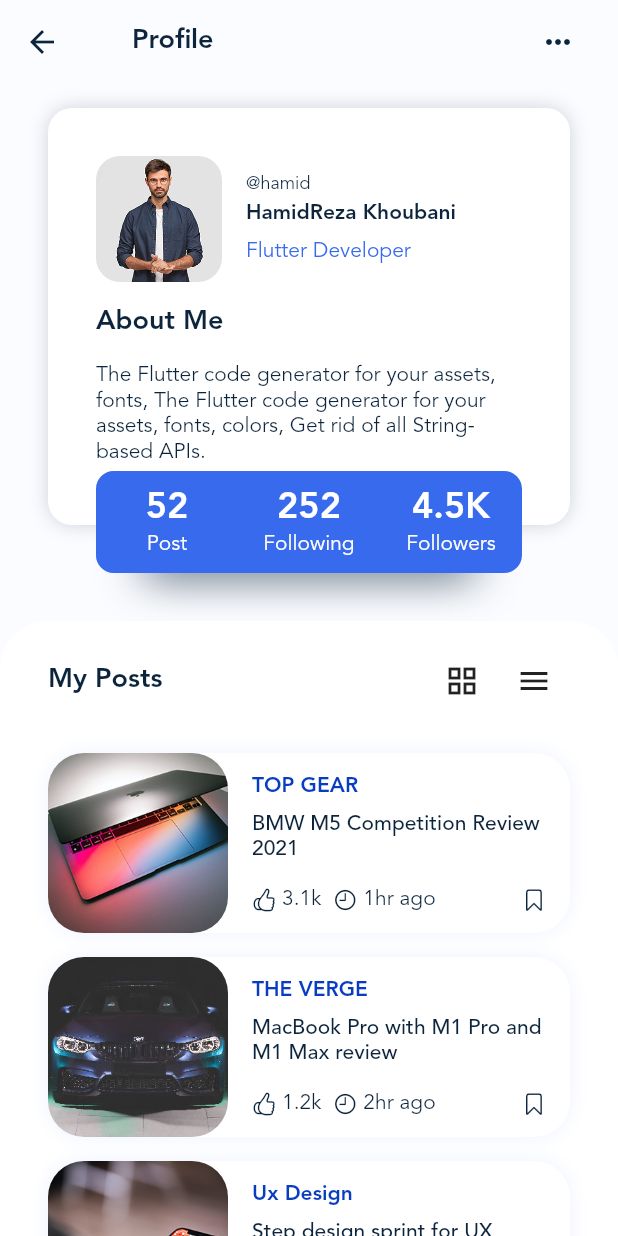
After one commit to hamid5434/blog_club, a Flutter app: the ProfileScreen screen opened directly, on a phone screen of 412 x 824 dp. The commit adds this screen. Run offline on Flutter 3.47's test engine with Material 2 defaults, Android fonts, the phone set to English and light mode, and no system bars; our stand-ins replace dotted_border, flutter_svg, smooth_page_indicator.

Commit message:
session 4 - 10 end end

```diff
--- a/lib/article.dart
+++ b/lib/article.dart
@@ -50,6 +50,7 @@ class ArticleScreen extends StatelessWidget {
       body: Stack(
         children: [
           CustomScrollView(
+            physics: const BouncingScrollPhysics(),
             slivers: [
               SliverAppBar(
                 // pinned: true,
@@ -146,6 +147,7 @@ class ArticleScreen extends StatelessWidget {
                       style: Theme.of(context).textTheme.bodyText1,
                     ),
                   ),
+                  const SizedBox(height: 50,),
                 ]),
               ),
             ],
--- a/lib/common/theme.dart
+++ b/lib/common/theme.dart
@@ -74,7 +74,7 @@ ThemeData theme() {
       bodyText1: TextStyle(
         color: primaryTextColor,
         fontWeight: FontWeight.normal,
-        fontSize: 12,
+        fontSize: 14,
       ),
       bodyText2: TextStyle(
         color: primaryTextColor,
--- a/lib/gen/assets.gen.dart
+++ b/lib/gen/assets.gen.dart
@@ -49,6 +49,9 @@ class $AssetsImgIconsGen {
   AssetGenImage get google =>
       const AssetGenImage('assets/img/icons/Google.png');
 
+  /// File path: assets/img/icons/Grid.svg
+  SvgGenImage get grid => const SvgGenImage('assets/img/icons/Grid.svg');
+
   /// File path: assets/img/icons/Home.png
   AssetGenImage get home => const AssetGenImage('assets/img/icons/Home.png');
 
@@ -61,6 +64,9 @@ class $AssetsImgIconsGen {
   /// File path: assets/img/icons/Search.png
   AssetGenImage get search =>
       const AssetGenImage('assets/img/icons/Search.png');
+
+  /// File path: assets/img/icons/Table.svg
+  SvgGenImage get table => const SvgGenImage('assets/img/icons/Table.svg');
 
   /// File path: assets/img/icons/Thumbs.svg
   SvgGenImage get thumbs => const SvgGenImage('assets/img/icons/Thumbs.svg');
--- /dev/null
+++ b/lib/profile.dart
@@ -0,0 +1,438 @@
+import 'package:blog_club/data.dart';
+import 'package:blog_club/gen/assets.gen.dart';
+import 'package:flutter/cupertino.dart';
+import 'package:flutter/material.dart';
+
+class ProfileScreen extends StatelessWidget {
+  const ProfileScreen({Key? key}) : super(key: key);
+
+  @override
+  Widget build(BuildContext context) {
+    final posts = AppDatabase.posts;
+    return Scaffold(
+      backgroundColor: Theme.of(context).backgroundColor,
+      appBar: AppBar(
+        backgroundColor: Theme.of(context).backgroundColor.withOpacity(0),
+        title: Text('Profile'),
+        actions: [
+          IconButton(
+            onPressed: () {},
+            icon: Icon(Icons.more_horiz_rounded),
+          ),
+          const SizedBox(
+            width: 16,
+          ),
+        ],
+      ),
+      body: SingleChildScrollView(
+        physics: const BouncingScrollPhysics(),
+        child: Column(
+          crossAxisAlignment: CrossAxisAlignment.start,
+          children: [
+            const SizedBox(
+              height: 16,
+            ),
+            Stack(
+              children: [
+                Container(
+                  margin: EdgeInsets.only(left: 32, right: 32, bottom: 32),
+                  decoration: BoxDecoration(
+                      borderRadius: BorderRadius.circular(16),
+                      color: Theme.of(context).colorScheme.surface,
+                      boxShadow: [
+                        BoxShadow(
+                          color: Theme.of(context)
+                              .colorScheme
+                              .onBackground
+                              .withOpacity(.2),
+                          blurRadius: 10,
+                        )
+                      ]),
+                  child: Column(
+                    crossAxisAlignment: CrossAxisAlignment.start,
+                    children: [
+                      Padding(
+                        padding: const EdgeInsets.only(
+                            left: 32, right: 32, top: 32, bottom: 16),
+                        child: Row(
+                          children: [
+                            ClipRRect(
+                              borderRadius: BorderRadius.circular(16),
+                              child: Assets.img.stories.story8
+                                  .image(width: 84, height: 84),
+                            ),
+                            const SizedBox(
+                              width: 16,
+                            ),
+                            Expanded(
+                              child: Column(
+                                crossAxisAlignment: CrossAxisAlignment.start,
+                                children: [
+                                  Text('@hamid'),
+                                  const SizedBox(
+                                    height: 4,
+                                  ),
+                                  Text(
+                                    'HamidReza Khoubani',
+                                    style: Theme.of(context)
+                                        .textTheme
+                                        .bodyText1!
+                                        .copyWith(
+                                          fontWeight: FontWeight.w700,
+                                        ),
+                                  ),
+                                  const SizedBox(
+                                    height: 8,
+                                  ),
+                                  Text(
+                                    'Flutter Developer',
+                                    style: Theme.of(context)
+                                        .textTheme
+                                        .bodyText1!
+                                        .copyWith(
+                                          color: Theme.of(context)
+                                              .colorScheme
+                                              .primary,
+                                        ),
+                                  ),
+                                ],
+                              ),
+                            ),
+                          ],
+                        ),
+                      ),
+                      Padding(
+                        padding: const EdgeInsets.only(
+                            left: 32, right: 32, bottom: 16),
+                        child: Text(
+                          'About Me',
+                          style: Theme.of(context).textTheme.headline6,
+                        ),
+                      ),
+                      Padding(
+                        padding: const EdgeInsets.only(
+                            left: 32, right: 32, bottom: 16),
+                        child: Text(
+                          'The Flutter code generator for your assets, fonts, The Flutter code generator for your assets, fonts, colors, Get rid of all String-based APIs.',
+                          style:
+                              Theme.of(context).textTheme.bodyText1!.copyWith(
+                                    fontWeight: FontWeight.w200,
+                                  ),
+                        ),
+                      ),
+                      const SizedBox(
+                        height: 24,
+                      ),
+                    ],
+                  ),
+                ),
+                Positioned(
+                  bottom: 0,
+                  left: 96,
+                  right: 96,
+                  child: Container(
+                    height: 16,
+                    decoration: BoxDecoration(boxShadow: [
+                      BoxShadow(
+                        color: Theme.of(context).colorScheme.onBackground,
+                        blurRadius: 25,
+                      ),
+                    ]),
+                  ),
+                ),
+                Positioned(
+                  bottom: 0,
+                  left: 64,
+                  right: 64,
+                  child: Container(
+                    height: 68,
+                    decoration: BoxDecoration(
+                      borderRadius: BorderRadius.circular(12),
+                      color: Theme.of(context).colorScheme.primary,
+                    ),
+                    child: Row(
+                      children: [
+                        Expanded(
+                          flex: 1,
+                          child: Container(
+                            decoration: BoxDecoration(
+                              color: Theme.of(context)
+                                  .colorScheme
+                                  .primaryVariant
+                                  .withOpacity(.4),
+                              borderRadius: BorderRadius.circular(12),
+                            ),
+                            child: Column(
+                              crossAxisAlignment: CrossAxisAlignment.center,
+                              mainAxisAlignment: MainAxisAlignment.center,
+                              children: [
+                                Text(
+                                  '52',
+                                  style: Theme.of(context)
+                                      .textTheme
+                                      .headline4!
+                                      .copyWith(
+                                        color: Theme.of(context)
+                                            .colorScheme
+                                            .surface,
+                                      ),
+                                ),
+                                const SizedBox(
+                                  height: 1,
+                                ),
+                                Text(
+                                  'Post',
+                                  style: Theme.of(context)
+                                      .textTheme
+                                      .bodyText1!
+                                      .copyWith(
+                                        color: Theme.of(context)
+                                            .colorScheme
+                                            .surface,
+                                      ),
+                                ),
+                              ],
+                            ),
+                          ),
+                        ),
+                        Expanded(
+                          flex: 1,
+                          child: Column(
+                            crossAxisAlignment: CrossAxisAlignment.center,
+                            mainAxisAlignment: MainAxisAlignment.center,
+                            children: [
+                              Text(
+                                '252',
+                                style: Theme.of(context)
+                                    .textTheme
+                                    .headline4!
+                                    .copyWith(
+                                      color:
+                                          Theme.of(context).colorScheme.surface,
+                                    ),
+                              ),
+                              const SizedBox(
+                                height: 1,
+                              ),
+                              Text(
+                                'Following',
+                                style: Theme.of(context)
+                                    .textTheme
+                                    .bodyText1!
+                                    .copyWith(
+                                      color:
+                                          Theme.of(context).colorScheme.surface,
+                                    ),
+                              ),
+                            ],
+                          ),
+                        ),
+                        Expanded(
+                          flex: 1,
+                          child: Column(
+                            crossAxisAlignment: CrossAxisAlignment.center,
+                            mainAxisAlignment: MainAxisAlignment.center,
+                            children: [
+                              Text(
+                                '4.5K',
+                                style: Theme.of(context)
+                                    .textTheme
+                                    .headline4!
+                                    .copyWith(
+                                      color:
+                                          Theme.of(context).colorScheme.surface,
+                                    ),
+                              ),
+                              const SizedBox(
+                                height: 1,
+                              ),
+                              Text(
+                                'Followers',
+                                style: Theme.of(context)
+                                    .textTheme
+                                    .bodyText1!
+                                    .copyWith(
+                                      color:
+                                          Theme.of(context).colorScheme.surface,
+                                    ),
+                              ),
+                            ],
+                          ),
+                        ),
+                      ],
+                    ),
+                  ),
+                ),
+              ],
+            ),
+            Container(
+              margin: const EdgeInsets.only(top: 32),
+              decoration: BoxDecoration(
+                color: Theme.of(context).colorScheme.surface,
+                borderRadius: const BorderRadius.only(
+                  topLeft: Radius.circular(32),
+                  topRight: Radius.circular(32),
+                ),
+              ),
+              child: Column(
+                children: [
+                  Padding(
+                    padding: const EdgeInsets.symmetric(
+                        vertical: 16, horizontal: 32),
+                    child: Row(
+                      crossAxisAlignment: CrossAxisAlignment.center,
+                      children: [
+                        Expanded(
+                          child: Text(
+                            'My Posts',
+                            style: Theme.of(context).textTheme.headline6,
+                          ),
+                        ),
+                        IconButton(
+                          onPressed: () {},
+                          icon: Icon(Icons.grid_view),
+                        ),
+                        IconButton(
+                          onPressed: () {},
+                          icon: Icon(Icons.menu),
+                        ),
+                      ],
+                    ),
+                  ),
+                  ListView.builder(
+                      itemCount: posts.length,
+                      shrinkWrap: true,
+                      physics: const ClampingScrollPhysics(),
+                      itemBuilder: (context, index) {
+                        PostData post = posts[index];
+                        return Container(
+                          height: 120,
+                          margin: const EdgeInsets.symmetric(
+                              vertical: 8, horizontal: 32),
+                          decoration: BoxDecoration(
+                              color: Colors.white,
+                              borderRadius: BorderRadius.circular(24),
+                              boxShadow: const [
+                                BoxShadow(
+                                  color: Color(0x1a5282ff),
+                                  blurRadius: 10,
+                                )
+                              ]),
+                          child: Row(
+                            children: [
+                              ClipRRect(
+                                borderRadius: BorderRadius.circular(24),
+                                child: Image.asset(
+                                  'assets/img/posts/small/${post.imageFileName}',
+                                  width: 120,
+                                ),
+                              ),
+                              Expanded(
+                                child: Padding(
+                                  padding: const EdgeInsets.symmetric(
+                                      horizontal: 16),
+                                  child: Column(
+                                    mainAxisAlignment: MainAxisAlignment.center,
+                                    crossAxisAlignment:
+                                        CrossAxisAlignment.start,
+                                    children: [
+                                      Text(
+                                        post.caption,
+                                        style: Theme.of(context)
+                                            .textTheme
+                                            .bodyText2!
+                                            .copyWith(
+                                              color: Theme.of(context)
+                                                  .primaryColorDark,
+                                              fontWeight: FontWeight.bold,
+                                              fontSize: 14,
+                                            ),
+                                      ),
+                                      const SizedBox(
+                                        height: 8,
+                                      ),
+                                      Text(
+                                        post.title,
+                                        style: Theme.of(context)
+                                            .textTheme
+                                            .subtitle1,
+                                      ),
+                                      const SizedBox(
+                                        height: 16,
+                                      ),
+                                      Row(
+                                        crossAxisAlignment:
+                                            CrossAxisAlignment.end,
+                                        children: [
+                                          Icon(
+                                            CupertinoIcons.hand_thumbsup,
+                                            size: 16,
+                                            color: Theme.of(context)
+                                                .textTheme
+                                                .bodyText2!
+                                                .color,
+                                          ),
+                                          const SizedBox(
+                                            width: 4,
+                                          ),
+                                          Text(
+                                            post.likes,
+                                            style: Theme.of(context)
+                                                .textTheme
+                                                .bodyText1,
+                                          ),
+                                          const SizedBox(
+                                            width: 8,
+                                          ),
+                                          Icon(
+                                            CupertinoIcons.clock,
+                                            size: 16,
+                                            color: Theme.of(context)
+                                                .textTheme
+                                                .bodyText2!
+                                                .color,
+                                          ),
+                                          const SizedBox(
+                                            width: 4,
+                                          ),
+                                          Text(
+                                            post.time,
+                                            style: Theme.of(context)
+                                                .textTheme
+                                                .bodyText1,
+                                          ),
+                                          Expanded(
+                                            child: Container(
+                                              alignment: Alignment.centerRight,
+                                              child: Icon(
+                                                post.isBookmarked
+                                                    ? CupertinoIcons
+                                                        .bookmark_fill
+                                                    : CupertinoIcons.bookmark,
+                                                size: 16,
+                                                color: Theme.of(context)
+                                                    .textTheme
+                                                    .bodyText2!
+                                                    .color,
+                                              ),
+                                            ),
+                                          ),
+                                        ],
+                                      ),
+                                    ],
+                                  ),
+                                ),
+                              ),
+                            ],
+                          ),
+                        );
+                      }),
+                ],
+              ),
+            ),
+          ],
+        ),
+      ),
+    );
+  }
+}
```
Also changed, not shown: lib/home.dart (+83 -36 lines), lib/main.dart (+118 -8 lines), assets/img/icons/Grid.svg (added), assets/img/icons/Table.svg (added).
